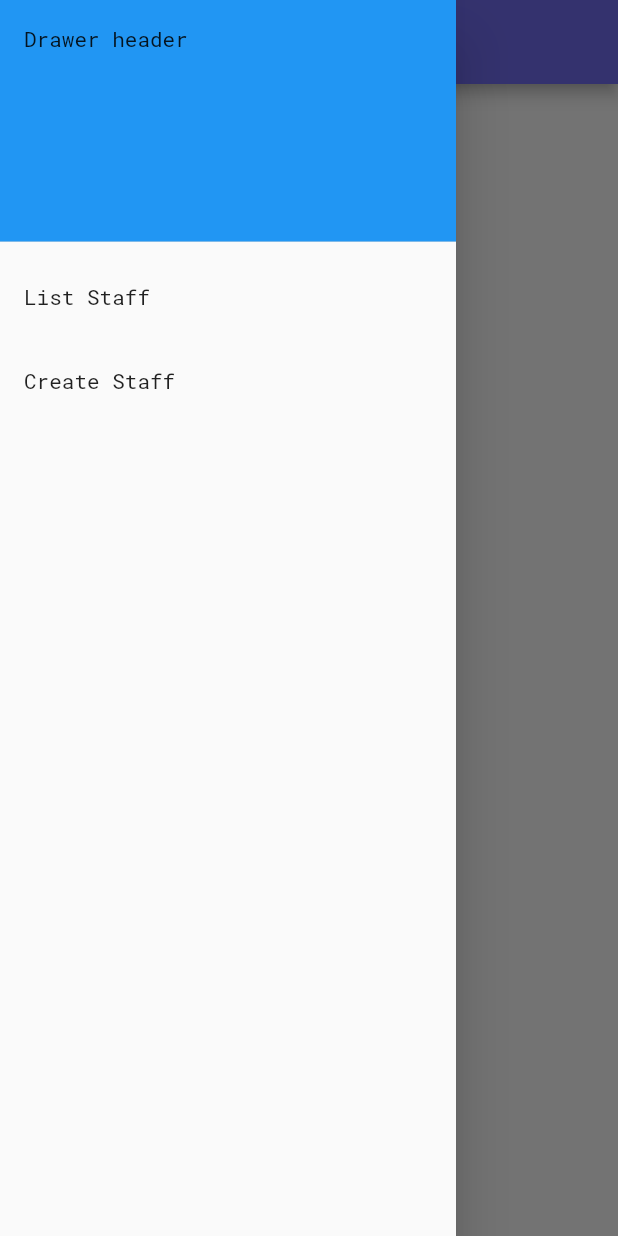
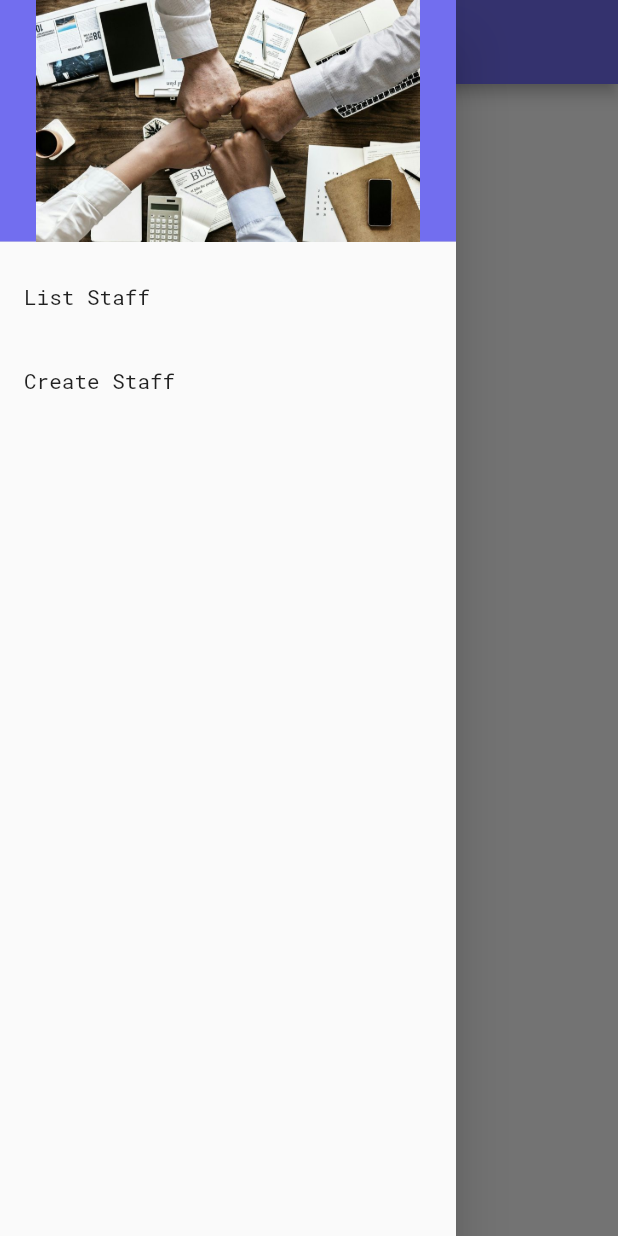
Before and after one commit to david1707/staff_organizer, a Flutter app: the screen it shows after launch, with the side drawer open, on a phone screen of 412 x 824 dp. Run offline on Flutter 3.47's test engine with Material 2 defaults, Android fonts, the phone set to English and light mode, and no system bars; our stand-ins replace cloud_firestore, dropdown_formfield, firebase_core, image_picker; accounts and stored records are empty.

Commit message:
constant file created and added

```diff
--- /dev/null
+++ b/lib/constants.dart
@@ -0,0 +1,12 @@
+import 'package:flutter/material.dart';
+
+final kTextButtonThemeData = TextButtonThemeData(
+  style: TextButton.styleFrom(
+    primary: kAppSecondaryColour,
+  ),
+);
+
+const kAppPrimaryColour = const Color(0xff726EEF);
+const kAppSecondaryColour = const Color(0xff08C6Ab);
+const kStaffUpdateTextFormFieldPrimaryColour = kAppSecondaryColour;
+const kStaffUpdateTextFormFieldHintColour = const Color(0xff37465B);
--- a/lib/main.dart
+++ b/lib/main.dart
@@ -5,7 +5,8 @@ import 'package:flutter/material.dart';
 
 import 'package:firebase_core/firebase_core.dart';
 
-import 'screens/staff_create_edit.dart';
+import './constants.dart';
+import './screens/staff_create_edit.dart';
 import './screens/staff_list_screen.dart';
 
 void main() async {
@@ -43,13 +44,10 @@ class _MyAppState extends State<MyApp> {
     return MaterialApp(
       title: 'Staff Organizer',
       theme: ThemeData(
-        primaryColor: const Color(0xff726EEF),
+        primaryColor: kAppPrimaryColour,
         fontFamily: 'RobotoMono',
-        textButtonTheme: TextButtonThemeData(
-          style: TextButton.styleFrom(
-            primary: const Color(0xff212B38),
-          ),
-        ),
+        textButtonTheme: kTextButtonThemeData,
+        inputDecorationTheme: InputDecorationTheme(),
         // TODO Change TextFormField hint to a grayish colour
       ),
       initialRoute: '/',
--- a/lib/models/staff_data.dart
+++ b/lib/models/staff_data.dart
@@ -1,5 +1,3 @@
-import 'dart:developer';
-
 import './staff.dart';
 
 class StaffData {
--- a/lib/widgets/staff_drawer.dart
+++ b/lib/widgets/staff_drawer.dart
@@ -1,6 +1,7 @@
 import 'package:flutter/material.dart';
-import 'package:staff_organizer/screens/staff_create_edit.dart';
 
+import '../constants.dart';
+import '../screens/staff_create_edit.dart';
 import '../screens/staff_list_screen.dart';
 
 class StaffDrawer extends StatelessWidget {
@@ -15,8 +16,13 @@ class StaffDrawer extends StatelessWidget {
         padding: const EdgeInsets.all(0),
         children: [
           DrawerHeader(
-            child: Text('Drawer header'),
-            decoration: BoxDecoration(color: Colors.blue),
+            decoration: BoxDecoration(
+              color: kAppPrimaryColour,
+              image: DecorationImage(
+                image: AssetImage('assets/images/drawerImage.jpg'),
+              ),
+            ),
+            child: null,
           ),
           ListTile(
             title: Text('List Staff'),
--- a/lib/widgets/staff_update_textformfield.dart
+++ b/lib/widgets/staff_update_textformfield.dart
@@ -1,6 +1,6 @@
-import 'dart:developer';
+import 'package:flutter/material.dart';
 
-import 'package:flutter/material.dart';
+import '../constants.dart';
 
 class StaffUpdateTextFormField extends StatelessWidget {
   final String labelText;
@@ -12,7 +12,8 @@ class StaffUpdateTextFormField extends StatelessWidget {
   Widget build(BuildContext context) {
     return Theme(
       data: Theme.of(context).copyWith(
-        primaryColor: const Color(0xff08C6Ab),
+        primaryColor: kStaffUpdateTextFormFieldPrimaryColour,
+        hintColor: kStaffUpdateTextFormFieldHintColour
       ),
       child: TextFormField(
         controller: textController,
```
Also changed, not shown: assets/images/drawerImage.jpg (added).
